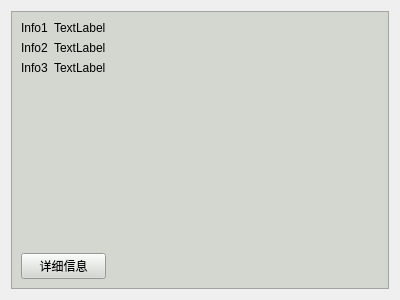
Before: the Qt Designer form code/patient/userinfocard.ui in laonuo2004/cpp-qt-medical-system, drawn with Qt 5.
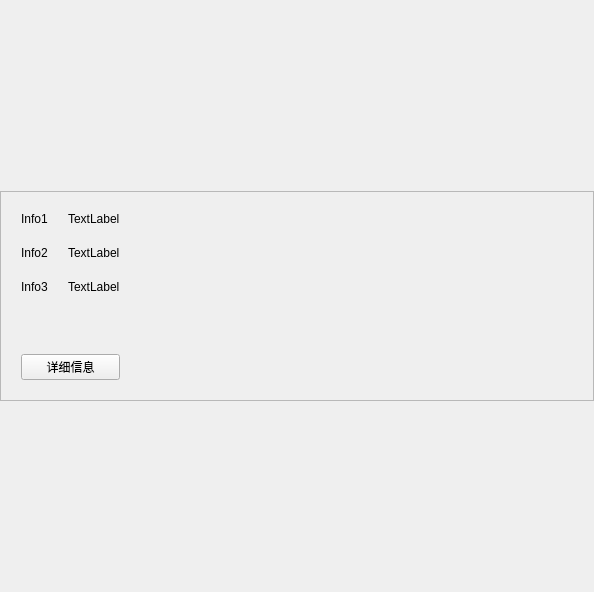
After: the same form once the commit is applied. Icons and pictures are not drawn.

What changed in the file:
```diff
--- a/code/patient/userinfocard.ui
+++ b/code/patient/userinfocard.ui
@@ -6,18 +6,39 @@
    <rect>
     <x>0</x>
     <y>0</y>
-    <width>400</width>
-    <height>300</height>
+    <width>594</width>
+    <height>592</height>
    </rect>
   </property>
   <property name="windowTitle">
    <string>Form</string>
   </property>
   <layout class="QVBoxLayout" name="verticalLayout">
+   <property name="spacing">
+    <number>0</number>
+   </property>
+   <property name="leftMargin">
+    <number>0</number>
+   </property>
+   <property name="topMargin">
+    <number>0</number>
+   </property>
+   <property name="rightMargin">
+    <number>0</number>
+   </property>
+   <property name="bottomMargin">
+    <number>0</number>
+   </property>
    <item>
-    <widget class="QFrame" name="frame">
+    <widget class="QFrame" name="CardFrame">
+     <property name="sizePolicy">
+      <sizepolicy hsizetype="Expanding" vsizetype="Fixed">
+       <horstretch>0</horstretch>
+       <verstretch>0</verstretch>
+      </sizepolicy>
+     </property>
      <property name="styleSheet">
-      <string notr="true">background-color: rgb(211, 215, 207);</string>
+      <string notr="true"/>
      </property>
      <property name="frameShape">
       <enum>QFrame::StyledPanel</enum>
@@ -26,6 +47,21 @@
       <enum>QFrame::Raised</enum>
      </property>
      <layout class="QHBoxLayout" name="horizontalLayout">
+      <property name="spacing">
+       <number>20</number>
+      </property>
+      <property name="leftMargin">
+       <number>20</number>
+      </property>
+      <property name="topMargin">
+       <number>20</number>
+      </property>
+      <property name="rightMargin">
+       <number>20</number>
+      </property>
+      <property name="bottomMargin">
+       <number>20</number>
+      </property>
       <item>
        <layout class="QVBoxLayout" name="verticalLayout_2">
         <item>
```
